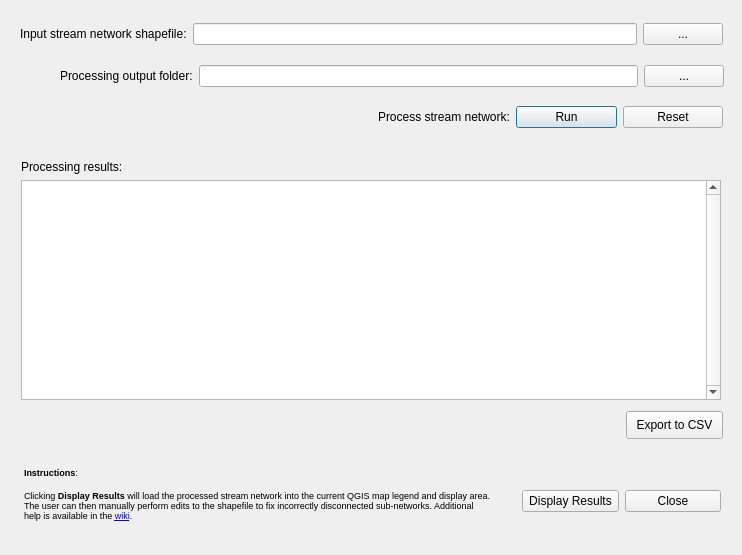
First picture: the form in build_network_dialog_base.ui, repository SouthForkResearch/pyGNAT, before the edit.
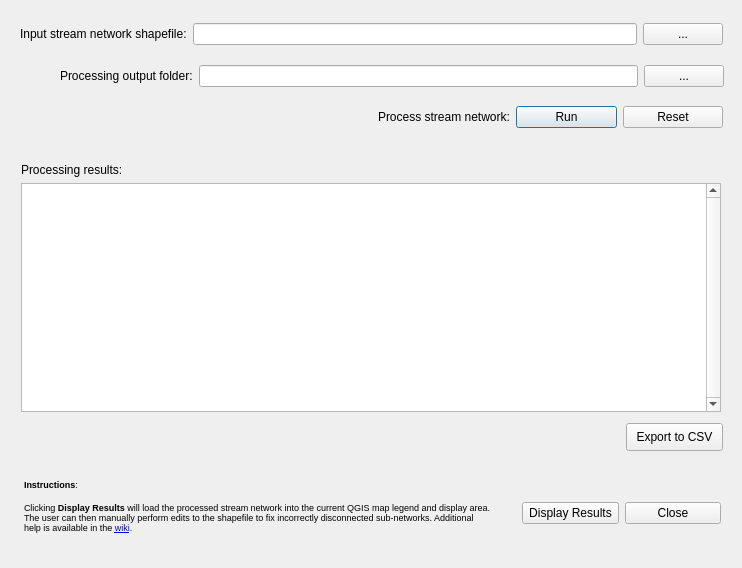
Second picture: the form after the edit.

Commit message: Processing results now displayed in real time.

Diff of the .ui file:
```diff
--- a/build_network_dialog_base.ui
+++ b/build_network_dialog_base.ui
@@ -7,7 +7,7 @@
     <x>0</x>
     <y>0</y>
     <width>742</width>
-    <height>555</height>
+    <height>568</height>
    </rect>
   </property>
   <property name="windowTitle">
@@ -17,7 +17,7 @@
    <property name="geometry">
     <rect>
      <x>21</x>
-     <y>159</y>
+     <y>162</y>
      <width>111</width>
      <height>16</height>
     </rect>
@@ -30,7 +30,7 @@
    <property name="geometry">
     <rect>
      <x>626</x>
-     <y>411</y>
+     <y>423</y>
      <width>97</width>
      <height>28</height>
     </rect>
@@ -43,7 +43,7 @@
    <property name="geometry">
     <rect>
      <x>24</x>
-     <y>441</y>
+     <y>453</y>
      <width>469</width>
      <height>106</height>
     </rect>
@@ -64,9 +64,9 @@
    <property name="geometry">
     <rect>
      <x>21</x>
-     <y>180</y>
+     <y>183</y>
      <width>700</width>
-     <height>220</height>
+     <height>229</height>
     </rect>
    </property>
    <property name="verticalScrollBarPolicy">
@@ -76,7 +76,7 @@
     <bool>true</bool>
    </property>
   </widget>
-  <widget class="QWidget" name="">
+  <widget class="QWidget" name="layoutWidget">
    <property name="geometry">
     <rect>
      <x>378</x>
@@ -112,7 +112,7 @@
     </item>
    </layout>
   </widget>
-  <widget class="QWidget" name="">
+  <widget class="QWidget" name="layoutWidget">
    <property name="geometry">
     <rect>
      <x>20</x>
@@ -149,7 +149,7 @@
     </item>
    </layout>
   </widget>
-  <widget class="QWidget" name="">
+  <widget class="QWidget" name="layoutWidget">
    <property name="geometry">
     <rect>
      <x>60</x>
@@ -189,11 +189,11 @@
     </item>
    </layout>
   </widget>
-  <widget class="QWidget" name="">
+  <widget class="QWidget" name="layoutWidget">
    <property name="geometry">
     <rect>
      <x>522</x>
-     <y>486</y>
+     <y>498</y>
      <width>199</width>
      <height>30</height>
     </rect>
```
The commit also changes 1 other file.
